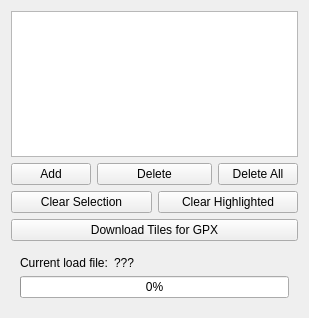
MichalVlasak/OSMViewer, file resources/GpxFileListWidget.ui: the form before one commit.
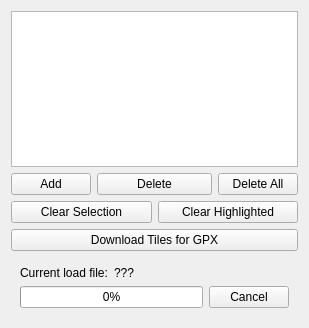
The form after the commit.

The edit to the form file:
```diff
--- a/resources/GpxFileListWidget.ui
+++ b/resources/GpxFileListWidget.ui
@@ -7,7 +7,7 @@
     <x>0</x>
     <y>0</y>
     <width>309</width>
-    <height>318</height>
+    <height>328</height>
    </rect>
   </property>
   <property name="windowTitle">
@@ -95,11 +95,22 @@
        </layout>
       </item>
       <item>
+       <layout class="QHBoxLayout" name="horizontalLayout" stretch="1,0">
+        <item>
        <widget class="QProgressBar" name="progressBar">
         <property name="value">
          <number>0</number>
         </property>
        </widget>
+        </item>
+        <item>
+         <widget class="QDialogButtonBox" name="cancelLoad">
+          <property name="standardButtons">
+           <set>QDialogButtonBox::Cancel</set>
+          </property>
+         </widget>
+        </item>
+       </layout>
       </item>
      </layout>
     </widget>
```
Lines whose indentation alone changed are shown as unchanged.
